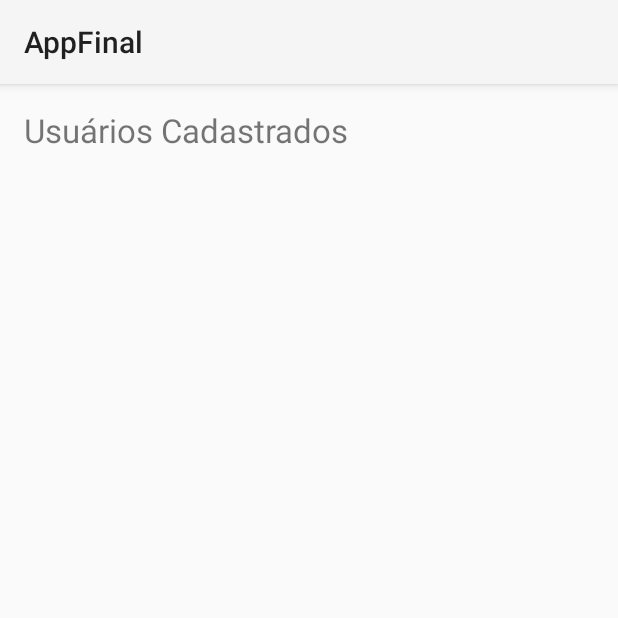
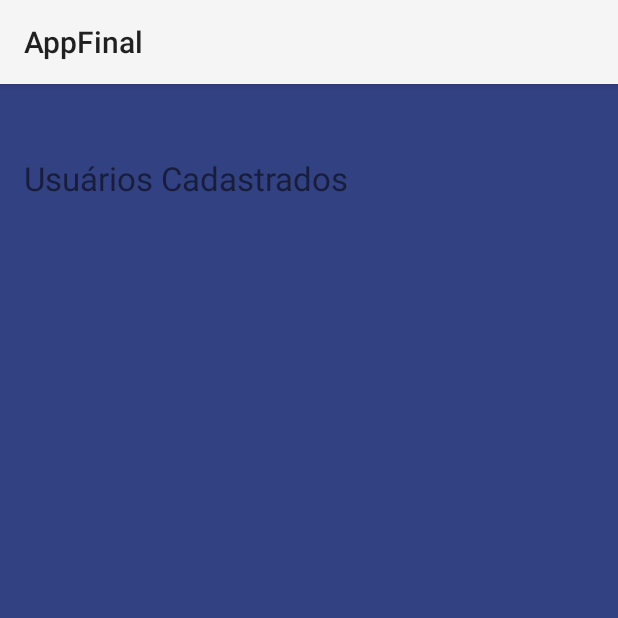
Before and after one commit to Gustavo577/Tcc-robo-hospitalar, an Android app: the UserListActivity screen opened directly, with no data from a screen before it, on a phone screen of 412 x 824 dp, the top half of it. Run offline under Robolectric (Android 15) with nearby library versions, the phone set to English and light mode, and no system bars; our stand-ins replace Room's generated code.

Commit message:
atualização

```diff
--- a/AppFinal/app/src/main/AndroidManifest.xml
+++ b/AppFinal/app/src/main/AndroidManifest.xml
@@ -12,6 +12,7 @@
     <uses-permission android:name="android.permission.ACCESS_COARSE_LOCATION" />
     <uses-permission android:name="android.permission.BLUETOOTH_SCAN" />
     <uses-permission android:name="android.permission.BLUETOOTH_CONNECT" />
+    <uses-permission android:name="android.permission.VIBRATE" />
 
     <application
         android:allowBackup="true"
--- a/AppFinal/app/src/main/java/com/example/appfinal/UserListActivity.kt
+++ b/AppFinal/app/src/main/java/com/example/appfinal/UserListActivity.kt
@@ -3,24 +3,22 @@ package com.example.appfinal
 import android.os.Bundle
 import android.widget.Toast
 import androidx.appcompat.app.AppCompatActivity
-import androidx.recyclerview.widget.ItemTouchHelper // ⭐️ Importação correta
 import androidx.recyclerview.widget.LinearLayoutManager
-import androidx.recyclerview.widget.RecyclerView // ⭐️ Importação correta
 
-// ⭐️ IMPORTS ESSENCIAIS DO ROOM/DATABASE: AJUSTE O PACOTE SE NECESSÁRIO
+// ⭐️ IMPORTS ESSENCIAIS DO ROOM/DATABASE:
 import com.example.appfinal.database.AppDatabase
-import com.example.appfinal.database.User // Classe User
-import com.example.appfinal.database.UserDao // Interface UserDao
-import com.example.appfinal.databinding.ActivityUserListBinding // Classe Binding
+import com.example.appfinal.database.User
+import com.example.appfinal.database.UserDao
+import com.example.appfinal.databinding.ActivityUserListBinding
 
 import kotlinx.coroutines.CoroutineScope
 import kotlinx.coroutines.Dispatchers
 import kotlinx.coroutines.launch
 import kotlinx.coroutines.withContext
 
-class UserListActivity : AppCompatActivity() {
+// ⭐️ 1. IMPLEMENTA A INTERFACE OnDeleteClickListener
+class UserListActivity : AppCompatActivity(), OnDeleteClickListener {
 
-    // ⭐️ Variáveis Globais (Declaração correta das lateinit vars)
     private lateinit var binding: ActivityUserListBinding
     private lateinit var userDao: UserDao
     private lateinit var userAdapter: UserAdapter
@@ -28,21 +26,19 @@ class UserListActivity : AppCompatActivity() {
     override fun onCreate(savedInstanceState: Bundle?) {
         super.onCreate(savedInstanceState)
 
-        // ⭐️ Inicialização do Binding
         binding = ActivityUserListBinding.inflate(layoutInflater)
         setContentView(binding.root)
 
-        // ⭐️ Inicialização do DAO
         userDao = AppDatabase.getDatabase(this).userDao()
 
         setupRecyclerView()
         loadUsers()
-        setupSwipeToDelete()
+        // ⭐️ REMOVIDO: Não precisamos mais de setupSwipeToDelete()
     }
 
     private fun setupRecyclerView() {
-        // Inicializa o Adapter com uma lista vazia, mas como MutableList
-        userAdapter = UserAdapter(mutableListOf())
+        // ⭐️ 2. PASSA 'this' (a Activity) como o Listener de Exclusão
+        userAdapter = UserAdapter(mutableListOf(), this)
 
         binding.recyclerViewUsers.apply {
             layoutManager = LinearLayoutManager(this@UserListActivity)
@@ -62,47 +58,24 @@ class UserListActivity : AppCompatActivity() {
         }
     }
 
-    private fun setupSwipeToDelete() {
-
-        val swipeHandler = object : ItemTouchHelper.SimpleCallback(
-            0,
-            ItemTouchHelper.LEFT or ItemTouchHelper.RIGHT
-        ) {
-            override fun onMove(
-                recyclerView: RecyclerView,
-                viewHolder: RecyclerView.ViewHolder,
-                target: RecyclerView.ViewHolder
-            ): Boolean {
-                return false
-            }
-
-            override fun onSwiped(viewHolder: RecyclerView.ViewHolder, direction: Int) {
-
-                // Acessa o adapter a partir da RecyclerView do binding
-                val adapter = binding.recyclerViewUsers.adapter as UserAdapter
-
-                val position = viewHolder.adapterPosition
-                val userToDelete = adapter.getUserAt(position)
-
-                // 1. Remove o item localmente (visual)
-                adapter.removeAt(position)
-
-                // 2. Remove o item do banco de dados (deve ser em background)
-                deleteUserFromDatabase(userToDelete)
-            }
-        }
-
-        val itemTouchHelper = ItemTouchHelper(swipeHandler)
-        itemTouchHelper.attachToRecyclerView(binding.recyclerViewUsers)
+    // ⭐️ 3. IMPLEMENTAÇÃO DO MÉTODO DA INTERFACE (Chamado pelo Adapter no clique do botão)
+    override fun onDeleteClick(user: User) {
+        // Inicia o processo de exclusão no banco de dados
+        deleteUserFromDatabase(user)
     }
 
+    // ⭐️ 4. LÓGICA DE EXCLUSÃO (Agora chamada via callback do botão)
     private fun deleteUserFromDatabase(user: User) {
         CoroutineScope(Dispatchers.IO).launch {
+
+            // Exclui do Room
             userDao.deleteUser(user)
 
             withContext(Dispatchers.Main) {
-                // ⭐️ Toast precisa do import do Android.widget.Toast
                 Toast.makeText(this@UserListActivity, "Usuário '${user.email}' excluído.", Toast.LENGTH_SHORT).show()
+
+                // Recarrega os dados para atualizar a RecyclerView visualmente
+                loadUsers()
             }
         }
     }
--- a/AppFinal/app/src/main/java/com/example/appfinal/database/UserAdapter.kt
+++ b/AppFinal/app/src/main/java/com/example/appfinal/database/UserAdapter.kt
@@ -3,20 +3,29 @@ package com.example.appfinal
 import android.view.LayoutInflater
 import android.view.View
 import android.view.ViewGroup
+import android.widget.ImageButton // ⭐️ Novo Import para o botão
 import android.widget.TextView
 import androidx.recyclerview.widget.RecyclerView
-import com.example.appfinal.R // Importa a classe R (Recursos)
-import com.example.appfinal.database.User // Importa a Entidade User
+import com.example.appfinal.R
+import com.example.appfinal.database.User
 
+// ⭐️ 1. INTERFACE DE CALLBACK: Notifica a Activity sobre o clique
+interface OnDeleteClickListener {
+    fun onDeleteClick(user: User)
+}
+
+
+// ⭐️ 2. ADAPTER REVISADO PARA RECEBER O LISTENER
 class UserAdapter(
-    private val userList: MutableList<User> // Usar MutableList para facilitar a remoção local
+    private val userList: MutableList<User>,
+    private val deleteListener: OnDeleteClickListener // ⭐️ Novo Parâmetro para o listener
 ) : RecyclerView.Adapter<UserAdapter.UserViewHolder>() {
 
-    // 1. ViewHolder: Responsável por manter as referências das views de um item
+    // 1. ViewHolder: Adicionar a referência ao botão
     class UserViewHolder(itemView: View) : RecyclerView.ViewHolder(itemView) {
         val tvUserId: TextView = itemView.findViewById(R.id.tvUserId)
         val tvUserEmail: TextView = itemView.findViewById(R.id.tvUserEmail)
-        // A senha não será exibida na lista, mas está acessível se necessário
+        val btnDelete: ImageButton = itemView.findViewById(R.id.btnDelete) // ⭐️ Referência ao Botão
     }
 
     // 2. Cria um novo item de view (infla o layout item_user.xml)
@@ -27,11 +36,16 @@ class UserAdapter(
     }
 
 
-    // 3. Conecta os dados (User) com as Views do ViewHolder
+    // 3. Conecta os dados (User) com as Views do ViewHolder e atribui o clique
     override fun onBindViewHolder(holder: UserViewHolder, position: Int) {
         val currentUser = userList[position]
         holder.tvUserId.text = "ID: ${currentUser.id}"
         holder.tvUserEmail.text = currentUser.email
+
+        // ⭐️ ATRIBUIÇÃO DO CLIQUE: Notifica o listener com o objeto User correto
+        holder.btnDelete.setOnClickListener {
+            deleteListener.onDeleteClick(currentUser)
+        }
     }
 
     // 4. Retorna o número total de itens na lista
@@ -41,12 +55,13 @@ class UserAdapter(
         return userList[position]
     }
 
+    // O método removeAt se torna opcional no fluxo, mas é útil para remoção visual manual.
     fun removeAt(position: Int) {
         userList.removeAt(position)
         notifyItemRemoved(position)
     }
 
-    // Função para atualizar a lista de dados (Agora recebe MutableList)
+    // Função para atualizar a lista de dados
     fun updateData(newList: List<User>) {
         userList.clear()
         userList.addAll(newList)
--- a/AppFinal/app/src/main/res/layout/activity_segunda_tela.xml
+++ b/AppFinal/app/src/main/res/layout/activity_segunda_tela.xml
@@ -13,7 +13,7 @@
         android:id="@+id/btBlu"
         android:layout_width="wrap_content"
         android:layout_height="wrap_content"
-        android:backgroundTint="#544D4D"
+
         android:text="BLUETOOTH"
         android:textSize="30sp"
         app:layout_constraintBottom_toBottomOf="parent"
@@ -27,7 +27,7 @@
         android:id="@+id/bt_reg"
         android:layout_width="wrap_content"
         android:layout_height="wrap_content"
-        android:backgroundTint="#5B5252"
+
         android:text="REGISTROS"
         android:textSize="30sp"
         app:layout_constraintBottom_toBottomOf="parent"
@@ -42,7 +42,6 @@
         android:id="@+id/bt_log"
         android:layout_width="wrap_content"
         android:layout_height="wrap_content"
-        android:backgroundTint="#575252"
         android:text="LOGS"
         android:textSize="30sp"
         app:layout_constraintBottom_toBottomOf="parent"
--- a/AppFinal/app/src/main/res/layout/activity_tela_log.xml
+++ b/AppFinal/app/src/main/res/layout/activity_tela_log.xml
@@ -14,9 +14,8 @@
         android:layout_width="293dp"
         android:layout_height="45dp"
         android:backgroundTint="#A09B9B"
-        android:text="C"
         android:textColor="@color/black"
-        android:textSize="34sp"
+        android:textSize="15sp"
         app:layout_constraintBottom_toBottomOf="parent"
         app:layout_constraintEnd_toEndOf="parent"
         app:layout_constraintHorizontal_bias="0.457"
--- a/AppFinal/app/src/main/res/layout/activity_user_list.xml
+++ b/AppFinal/app/src/main/res/layout/activity_user_list.xml
@@ -1,23 +1,31 @@
 <?xml version="1.0" encoding="utf-8"?>
-<LinearLayout xmlns:android="http://schemas.android.com/apk/res/android"
+<androidx.constraintlayout.widget.ConstraintLayout xmlns:android="http://schemas.android.com/apk/res/android"
+    xmlns:app="http://schemas.android.com/apk/res-auto"
     xmlns:tools="http://schemas.android.com/tools"
     android:layout_width="match_parent"
     android:layout_height="match_parent"
-    android:orientation="vertical"
     android:padding="16dp"
+    android:background="#324181"
+    android:backgroundTint="#324181"
     tools:context=".UserListActivity">
 
     <TextView
+        android:id="@+id/textViewTitle"
         android:layout_width="wrap_content"
         android:layout_height="wrap_content"
+        android:layout_marginTop="32dp"
         android:text="Usuários Cadastrados"
         android:textSize="22sp"
-        android:layout_marginBottom="16dp"/>
+        app:layout_constraintStart_toStartOf="parent"
+        app:layout_constraintTop_toTopOf="parent" />
 
     <androidx.recyclerview.widget.RecyclerView
         android:id="@+id/recyclerViewUsers"
-        android:layout_width="match_parent"
-        android:layout_height="match_parent"
-        tools:listitem="@layout/item_user"/>
+        android:layout_width="0dp"                 android:layout_height="0dp"                android:layout_marginTop="16dp"
+        app:layout_constraintBottom_toBottomOf="parent"
+        app:layout_constraintEnd_toEndOf="parent"
+        app:layout_constraintStart_toStartOf="parent"
+        app:layout_constraintTop_toBottomOf="@id/textViewTitle"
+        tools:listitem="@layout/item_user" />
 
-</LinearLayout>
+</androidx.constraintlayout.widget.ConstraintLayout>
```
Also changed, not shown: AppFinal/app/src/main/java/com/example/appfinal/CadastroActivity.kt (+65 -13 lines), AppFinal/app/src/main/java/com/example/appfinal/TelaBlu.kt (+43 -0 lines), AppFinal/app/src/main/java/com/example/appfinal/TelaLog.kt (+18 -2 lines), AppFinal/app/src/main/res/layout/activity_main.xml (+9 -8 lines), AppFinal/app/src/main/res/layout/activity_tela_blu.xml (+13 -6 lines), AppFinal/app/src/main/res/layout/item_user.xml (+25 -1 lines), 3 other files.
